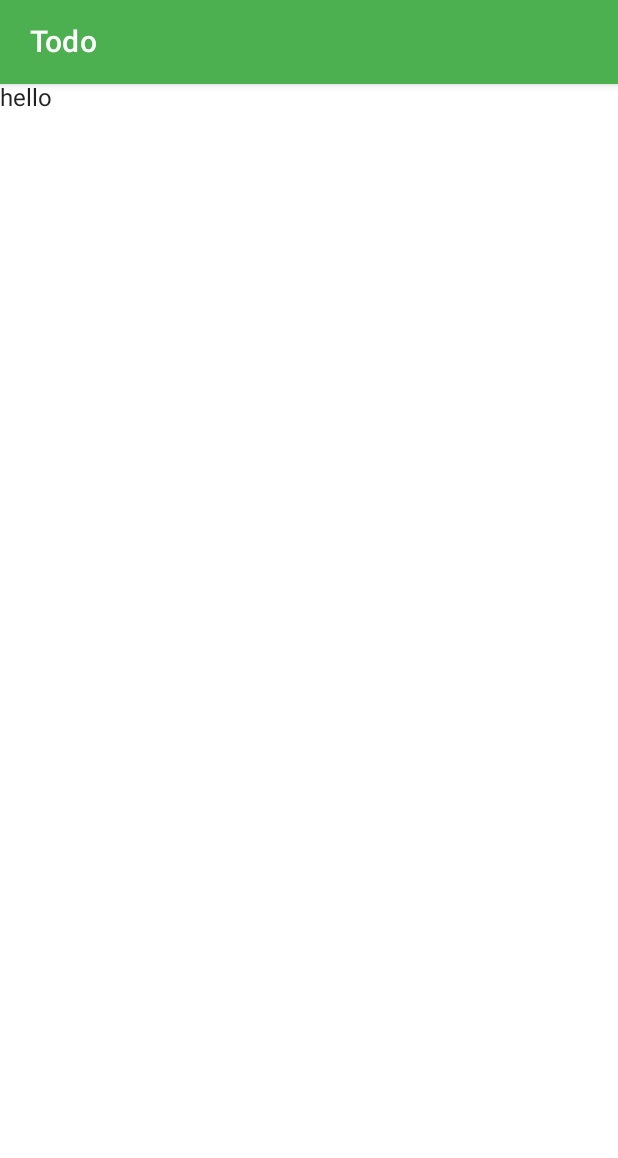
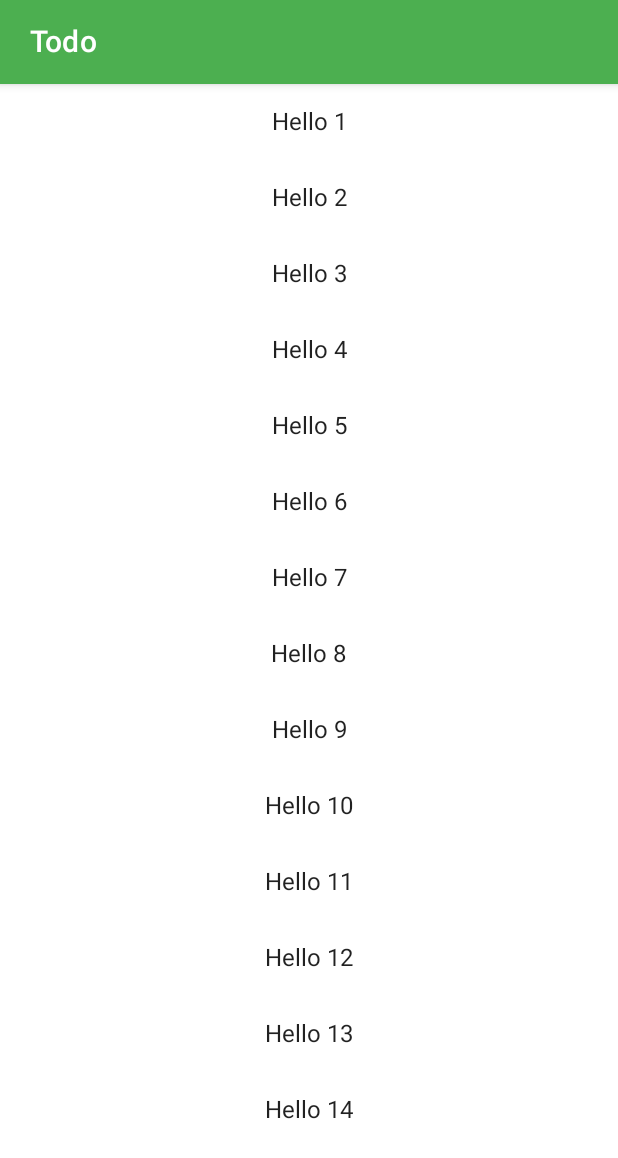
Before and after one commit to MashudiSudonym/SimpleApp, an Android app built with Jetpack Compose: the composable TodoScreen shown on its own in the app's theme, on a phone screen of 412 x 824 dp. Shown: the top 1158 px of the screen. Run offline under Robolectric (Android 15) with nearby library versions, the phone set to English and light mode, and no system bars; libraries missing offline, so code that uses them is left out: com.ramcosta.composedestinations; 2 statements that could not run were skipped.

Commit message:
dummy list for todo page

```diff
--- a/app/src/main/java/c/m/simpleapp/todo/presentation/screen/TodoScreen.kt
+++ b/app/src/main/java/c/m/simpleapp/todo/presentation/screen/TodoScreen.kt
@@ -1,11 +1,14 @@
 package c.m.simpleapp.todo.presentation.screen
 
-import androidx.compose.foundation.layout.Column
-import androidx.compose.foundation.layout.padding
+import androidx.compose.foundation.layout.*
+import androidx.compose.foundation.lazy.LazyColumn
 import androidx.compose.material.Scaffold
 import androidx.compose.material.Text
 import androidx.compose.runtime.Composable
+import androidx.compose.ui.Alignment
 import androidx.compose.ui.Modifier
+import androidx.compose.ui.unit.LayoutDirection
+import androidx.compose.ui.unit.dp
 import c.m.simpleapp.common.presentation.component.custom.AppBarCustom
 import c.m.simpleapp.common.presentation.component.custom.BottomNavigationContentWrapperCustom
 import com.ramcosta.composedestinations.annotation.Destination
@@ -22,8 +25,24 @@ fun TodoScreen(navigator: DestinationsNavigator) {
                 AppBarCustom(title = "Todo")
             },
         ) { padding ->
-            Column(modifier = Modifier.padding(padding)) {
-                Text(text = "hello")
+            LazyColumn(
+                modifier = Modifier
+                    .padding(
+                        start = padding.calculateStartPadding(
+                            layoutDirection = LayoutDirection.Ltr),
+                        end = padding.calculateEndPadding(layoutDirection = LayoutDirection.Ltr),
+                        top = padding.calculateTopPadding(),
+                        bottom = padding.calculateBottomPadding()
+                    )
+                    .fillMaxSize(),
+                horizontalAlignment = Alignment.CenterHorizontally,
+                verticalArrangement = Arrangement.SpaceBetween
+            ) {
+                item {
+                    for (i in 1..100) {
+                        Text("Hello $i", modifier = Modifier.padding(16.dp))
+                    }
+                }
             }
         }
     }
```
